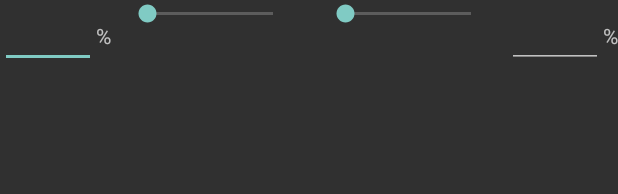
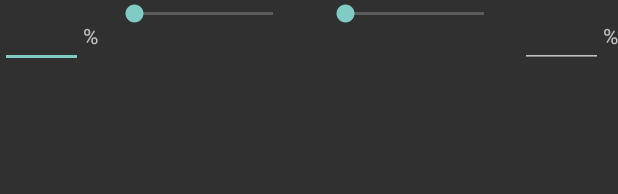
Before and after one commit to ngirardin/graveyard_bob, an Android app: the layout layout_project_positions.xml on its own in the app's theme, with its tools: preview values and no code run, on a phone screen of 412 x 824 dp. Shown: the top 194 px of the screen. Run offline under Robolectric (Android 15) with nearby library versions, the phone set to English and light mode, and no system bars.

Commit message:
Fixing the position EditText width

```diff
--- a/app/src/main/res/layout/layout_project_positions.xml
+++ b/app/src/main/res/layout/layout_project_positions.xml
@@ -10,7 +10,7 @@
     <EditText
         android:layout_width="wrap_content"
         android:layout_height="wrap_content"
-        android:ems="3"
+        android:width="55dp"
         android:numeric="integer"
         android:id="@+id/editPercentageLeft"
         android:inputType="number"/>
@@ -23,7 +23,6 @@
     <SeekBar
         android:layout_width="0dp"
         android:layout_height="wrap_content"
-        android:indeterminate="false"
         android:max="100"
         android:mirrorForRtl="true"
         android:layout_weight="1"
@@ -40,9 +39,7 @@
     <SeekBar
         android:layout_width="0dp"
         android:layout_height="wrap_content"
-        android:indeterminate="false"
         android:max="100"
-        android:mirrorForRtl="true"
         android:layout_weight="1"
         android:id="@+id/seekbarRight"
         android:layout_marginLeft="8dp"
@@ -51,7 +48,7 @@
     <EditText
         android:layout_width="wrap_content"
         android:layout_height="wrap_content"
-        android:ems="3"
+        android:width="55dp"
         android:numeric="integer"
         android:textAlignment="textEnd"
         android:id="@+id/editPercentageRight"
```
